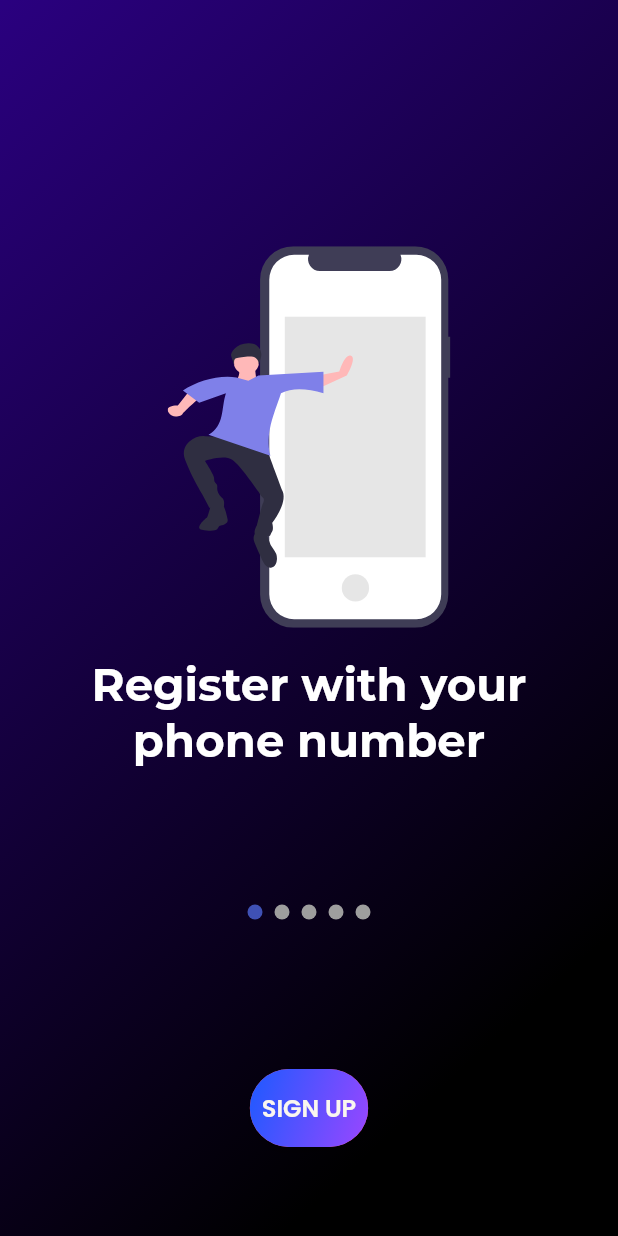
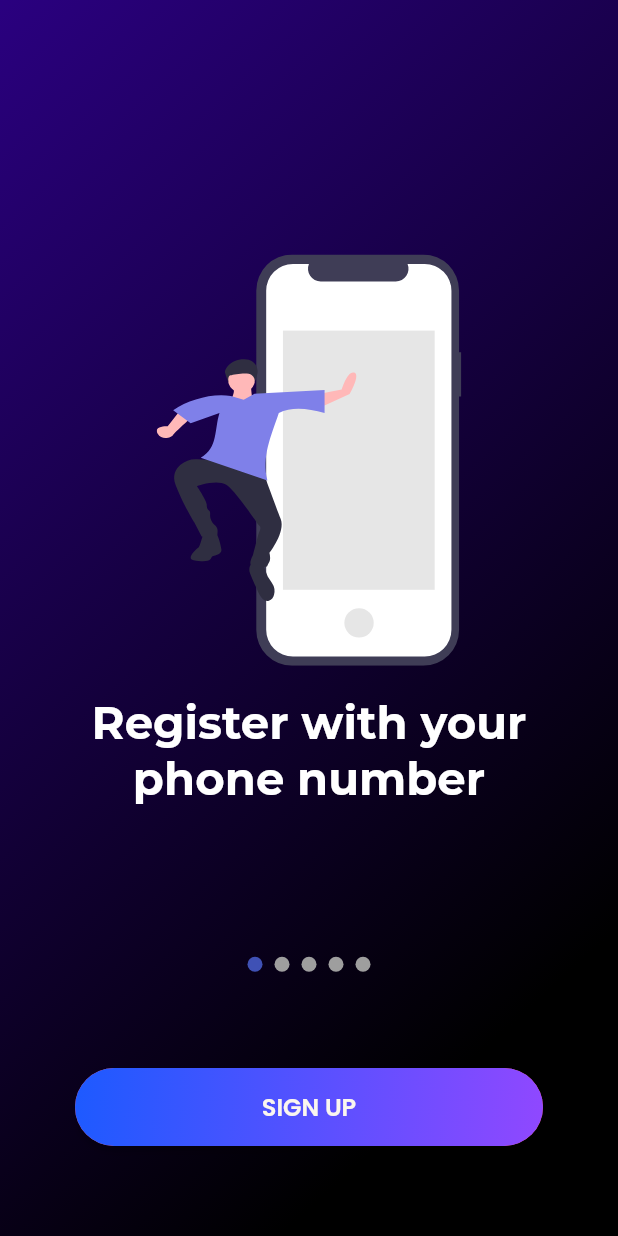
Before and after one commit to cyberwizard1001/events_app, a Flutter app: the screen it shows after launch, after a tap on "GET STARTED", on a phone screen of 412 x 824 dp. Run offline on Flutter 3.47's test engine with Material 2 defaults, Android fonts, the phone set to English and light mode, and no system bars; drawn by our look-alikes of smooth_page_indicator; our stand-ins replace auto_size_text, flutter_svg, google_fonts.

Commit message:
Fixed inconsistent gradient button dimensions

```diff
--- a/lib/screens/features.dart
+++ b/lib/screens/features.dart
@@ -113,8 +113,8 @@ class _FeaturesPageState extends State<FeaturesPage> {
                         ),
                       ),
                     ),
-                    Expanded(
-                        child: UnconstrainedBox(
+                    Padding(
+                      padding: EdgeInsets.only(bottom: 40),
                       child: GradientButton(
                           onPressed: () {
                             Navigator.pushReplacement(
@@ -124,7 +124,8 @@ class _FeaturesPageState extends State<FeaturesPage> {
                           },
                           startingColor: Color(0xff1D5AFF),
                           endingColor: Color(0xff8F48FF),
-                                title: 'SIGN UP')))
+                          title: 'SIGN UP'),
+                    )
                   ],
                 ),
               ),]
--- a/lib/screens/get_started.dart
+++ b/lib/screens/get_started.dart
@@ -77,7 +77,7 @@ class GetStarted extends StatelessWidget {
                               title: 'GET STARTED',
                             ),
                             Padding(
-                                padding: const EdgeInsets.symmetric(vertical: 20.0),
+                                padding: const EdgeInsets.symmetric(vertical: 20.0, horizontal: 30),
                                 child: ElevatedButton(
                                     style: ElevatedButton.styleFrom(
                                       primary: colors.whiteColor,
--- a/lib/widgets/gradient_button.dart
+++ b/lib/widgets/gradient_button.dart
@@ -23,7 +23,9 @@ class GradientButton extends StatefulWidget {
 class _GradientButtonState extends State<GradientButton> {
   @override
   Widget build(BuildContext context) {
-    return Padding(
+    return SizedBox(
+      width: double.maxFinite,
+      child: Padding(
         padding: const EdgeInsets.symmetric(horizontal: 30),
         child: ElevatedButton(
           onPressed: widget.onPressed,
@@ -54,6 +56,7 @@ class _GradientButtonState extends State<GradientButton> {
             padding: const EdgeInsets.all(0.0),
           ),
         ),
+      ),
     );
   }
 }
```
Lines whose indentation alone changed are shown as unchanged.
